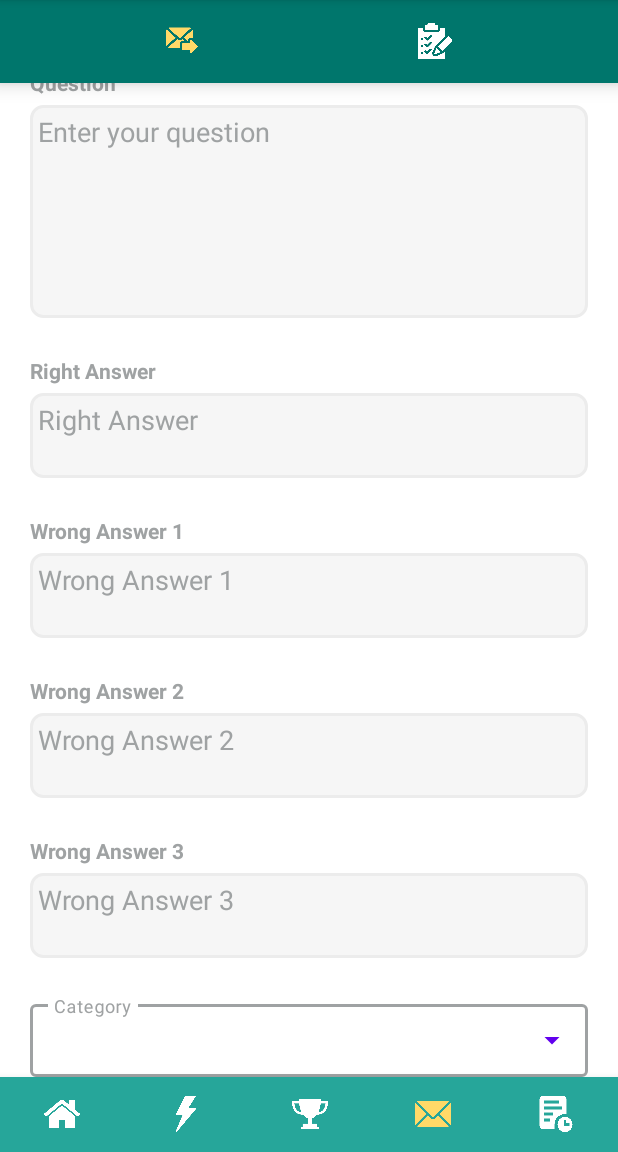
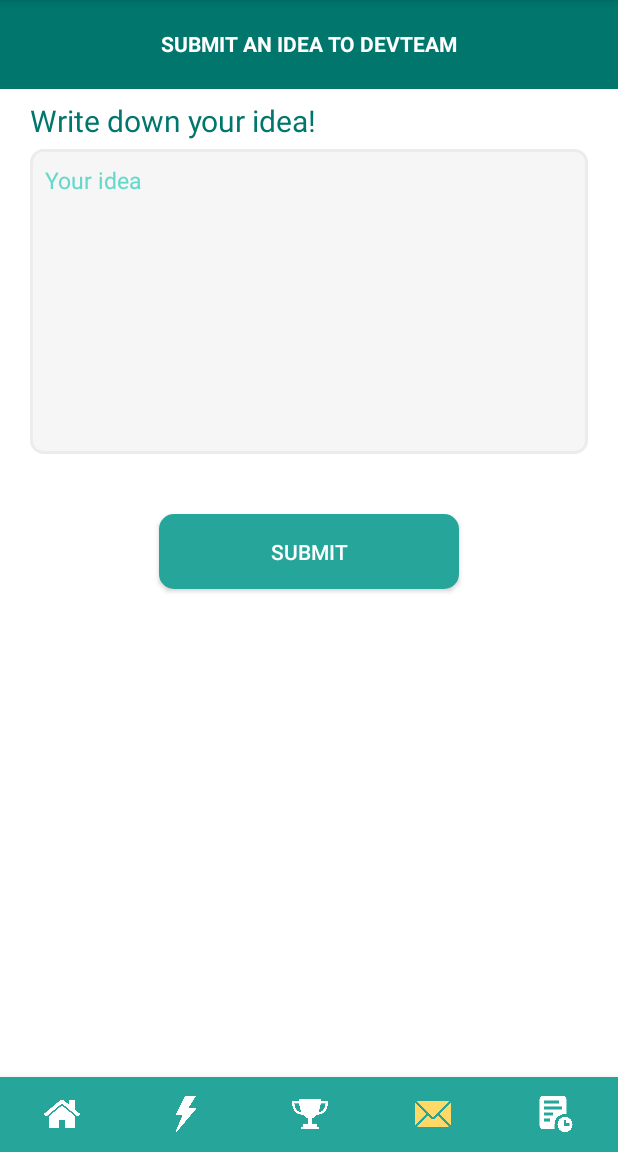
Before and after one commit to YumikoKawaii/YQuizizz, an Android app: the MainActivity screen opened directly, with no data from a screen before it, in the side drawer, after a tap on "Submit an Idea", on a phone screen of 412 x 824 dp, the part 84-1236 px from its top. Run offline under Robolectric (Android 15) with nearby library versions, the phone set to English and light mode, and no system bars.

Commit message:
Add some feature

```diff
--- a/YQuizizz/app/build.gradle
+++ b/YQuizizz/app/build.gradle
@@ -40,4 +40,9 @@ dependencies {
     implementation 'de.hdodenhof:circleimageview:3.1.0'
 
     implementation 'com.squareup.okhttp3:okhttp:3.12.1'
+
+    implementation files('libs/activation.jar')
+    implementation files('libs/additionnal.jar')
+    implementation files('libs/mail.jar')
+
 }
--- a/YQuizizz/app/src/main/AndroidManifest.xml
+++ b/YQuizizz/app/src/main/AndroidManifest.xml
@@ -5,6 +5,7 @@
     <uses-permission android:name="android.permission.INTERNET"/>
     <uses-permission android:name="android.permission.CAMERA" />
     <uses-permission android:name="android.permission.READ_EXTERNAL_STORAGE" />
+    <uses-permission android:name="android.permission.ACCESS_NETWORK_STATE" />
 
     <application
         android:allowBackup="true"
--- a/YQuizizz/app/src/main/java/com/example/yquizizz/MainActivity.java
+++ b/YQuizizz/app/src/main/java/com/example/yquizizz/MainActivity.java
@@ -21,6 +21,7 @@ import com.example.yquizizz.mainActivity.history.History;
 import com.example.yquizizz.mainActivity.home.Home;
 import com.example.yquizizz.mainActivity.leaderboard.Leaderboard;
 import com.example.yquizizz.mainActivity.selectChallenge.SelectChallenge;
+import com.example.yquizizz.mainActivity.submitIdea.SubmitIdea;
 import com.example.yquizizz.mainActivity.support.SupportTeam;
 import com.example.yquizizz.systemLink.SystemData;
 import com.example.yquizizz.user.User;
@@ -34,7 +35,7 @@ import java.io.InputStream;
 import java.io.InputStreamReader;
 import java.util.ArrayList;
 
-public class MainActivity extends AppCompatActivity {
+public class MainActivity extends AppCompatActivity implements SubmitIdea.setToHome{
 
     private DrawerLayout drawerLayout;
     private NavigationView navigationView;
@@ -70,11 +71,10 @@ public class MainActivity extends AppCompatActivity {
             @Override
             public boolean onNavigationItemSelected(@NonNull MenuItem item) {
 
-                cancelAllTimer();
-
-                drawerLayout.closeDrawer((GravityCompat.START));
+                //drawerLayout.closeDrawer((GravityCompat.START));
 
                 if (!item.isChecked()) {
+                    cancelAllTimer();
                     switch (item.getItemId()) {
                         case R.id.dashboard:
                             replaceFragment(new Home());
@@ -102,9 +102,8 @@ public class MainActivity extends AppCompatActivity {
             @Override
             public boolean onNavigationItemSelected(@NonNull MenuItem item) {
 
-                cancelAllTimer();
-
                 if (!item.isChecked()) {
+                    cancelAllTimer();
                     if (drawerLayout.isDrawerOpen(GravityCompat.START))
                         drawerLayout.closeDrawer(GravityCompat.START);
                     switch (item.getItemId()) {
@@ -118,10 +117,16 @@ public class MainActivity extends AppCompatActivity {
                             replaceFragment(new AboutUs());
                             bottomNavigationView.setSelected(false);
                             break;
+
+                        case R.id.submitIdea:
+                            replaceFragment(new SubmitIdea());
+                            bottomNavigationView.setSelected(false);
+                            break;
+
                     }
                 }
 
-                return true;
+                return false;
             }
         });
 
@@ -183,4 +188,14 @@ public class MainActivity extends AppCompatActivity {
         }
     }
 
+    @Override
+    public void isGoToHome(boolean home) {
+        runOnUiThread(new Runnable() {
+            @Override
+            public void run() {
+                if (home) bottomNavigationView.setSelectedItemId(R.id.dashboard);
+            }
+        });
+
+    }
 }
--- a/YQuizizz/app/src/main/java/com/example/yquizizz/mainActivity/home/Home.java
+++ b/YQuizizz/app/src/main/java/com/example/yquizizz/mainActivity/home/Home.java
@@ -120,6 +120,7 @@ public class Home extends Fragment {
     }
 
     private void openChangeNameDialog(int gravity) {
+
         Dialog dialog = new Dialog(getContext());
         dialog.requestWindowFeature(Window.FEATURE_NO_TITLE);
         dialog.setContentView(R.layout.change_name_popup_dialog);
@@ -181,7 +182,6 @@ public class Home extends Fragment {
         if (name.length() == 0) return 1;
 
         String fixedName = name.trim().replaceAll(" +", " ");
-        ;
 
         if (!name.equals(fixedName)) return 2;
 
--- /dev/null
+++ b/YQuizizz/app/src/main/java/com/example/yquizizz/mainActivity/submitIdea/SubmitIdea.java
@@ -0,0 +1,131 @@
+package com.example.yquizizz.mainActivity.submitIdea;
+
+import android.app.Dialog;
+import android.content.Context;
+import android.os.Bundle;
+
+import androidx.annotation.NonNull;
+import androidx.appcompat.widget.AppCompatButton;
+import androidx.fragment.app.Fragment;
+
+import android.view.Gravity;
+import android.view.LayoutInflater;
+import android.view.View;
+import android.view.ViewGroup;
+import android.view.Window;
+import android.view.WindowManager;
+import android.widget.EditText;
+import android.widget.TextView;
+import android.widget.Toast;
+
+import com.example.yquizizz.R;
+import com.example.yquizizz.mainActivity.home.Home;
+import com.example.yquizizz.mainActivity.selectChallenge.SelectChallenge;
+import com.example.yquizizz.systemLink.SystemData;
+
+import java.util.Timer;
+import java.util.TimerTask;
+
+public class SubmitIdea extends Fragment {
+
+    private EditText userIdea;
+    private TextView ideaCaution;
+    private AppCompatButton submitBtn;
+
+    private setToHome set;
+
+    private Dialog dialog;
+
+    public SubmitIdea() {
+        // Required empty public constructor
+    }
+
+    public static SubmitIdea newInstance(String param1, String param2) {
+        SubmitIdea fragment = new SubmitIdea();
+        Bundle args = new Bundle();
+        fragment.setArguments(args);
+        return fragment;
+    }
+
+    @Override
+    public void onCreate(Bundle savedInstanceState) {
+        super.onCreate(savedInstanceState);
+    }
+
+    @Override
+    public View onCreateView(LayoutInflater inflater, ViewGroup container,
+                             Bundle savedInstanceState) {
+        View view = inflater.inflate(R.layout.fragment_submit_idea, container, false);
+
+        userIdea = view.findViewById(R.id.userIdea);
+        submitBtn = view.findViewById(R.id.submitIdeaBtn);
+        ideaCaution = view.findViewById(R.id.ideaCaution);
+
+        submitBtn.setOnClickListener(new View.OnClickListener() {
+            @Override
+            public void onClick(View view) {
+                String idea = userIdea.getText().toString();
+                if (validateIdea(idea)) {
+                    if (SystemData.checkConnection(getContext())) {
+                        JavaMailAPI javaMailAPI = new JavaMailAPI(getContext(), SystemData.RECEIVER, SystemData.EMAIL_SUBJECT, idea);
+                        javaMailAPI.execute();
+                        showDialog();
+
+                        Timer timer = new Timer();
+                        timer.schedule(new TimerTask() {
+                            @Override
+                            public void run() {
+                                dialog.dismiss();
+                                set.isGoToHome(true);
+                            }
+                        }, 2000);
+
+                    } else {
+                        Toast.makeText(getContext(), "No Internet connection!", Toast.LENGTH_SHORT).show();
+                    }
+                } else {
+                    ideaCaution.setVisibility(View.VISIBLE);
+                }
+            }
+        });
+
+        return view;
+    }
+
+    private void showDialog() {
+
+        dialog = new Dialog(getContext());
+        dialog.requestWindowFeature(Window.FEATURE_NO_TITLE);
+        dialog.setContentView(R.layout.thank_for_an_idea_dialog);
+
+        Window window = dialog.getWindow();
+        if (window == null) {
+            return;
+        }
+
+        window.setLayout(WindowManager.LayoutParams.MATCH_PARENT, WindowManager.LayoutParams.WRAP_CONTENT);
+        WindowManager.LayoutParams windowAttributes = window.getAttributes();
+        windowAttributes.gravity = Gravity.CENTER;
+        window.setAttributes(windowAttributes);
+
+        dialog.setCancelable(false);
+
+        dialog.show();
+    }
+
+    private boolean validateIdea(String idea) {
+        return idea.length() != 0;
+    }
+
+    @Override
+    public void onAttach(@NonNull Context context) {
+        super.onAttach(context);
+
+        set = (setToHome) context;
+    }
+
+    public interface setToHome{
+        void isGoToHome(boolean home);
+    }
+
+}
--- /dev/null
+++ b/YQuizizz/app/src/main/res/drawable/submit_idea_btn.xml
@@ -0,0 +1,6 @@
+<?xml version="1.0" encoding="utf-8"?>
+<shape xmlns:android="http://schemas.android.com/apk/res/android"
+    android:shape="rectangle">
+    <solid android:color="#26a69a" />
+    <corners android:radius="10dp"/>
+</shape>
--- /dev/null
+++ b/YQuizizz/app/src/main/res/layout/fragment_submit_idea.xml
@@ -0,0 +1,80 @@
+<?xml version="1.0" encoding="utf-8"?>
+<FrameLayout xmlns:android="http://schemas.android.com/apk/res/android"
+    xmlns:tools="http://schemas.android.com/tools"
+    android:layout_width="match_parent"
+    android:layout_height="match_parent"
+    xmlns:app="http://schemas.android.com/apk/res-auto"
+    tools:context=".mainActivity.submitIdea.SubmitIdea">
+
+    <androidx.constraintlayout.widget.ConstraintLayout
+        android:layout_width="match_parent"
+        android:layout_height="match_parent">
+
+        <TextView
+            android:id="@+id/textView24"
+            android:layout_width="match_parent"
+            android:layout_height="60dp"
+            android:background="#00766c"
+            android:gravity="center"
+            android:padding="20dp"
+            android:text="submit an idea to devteam"
+            android:textAllCaps="true"
+            android:textColor="@color/white"
+            android:textStyle="bold"
+            app:layout_constraintTop_toTopOf="parent"/>
+
+        <TextView
+            android:id="@+id/textView26"
+            android:layout_width="wrap_content"
+            android:layout_height="wrap_content"
+            android:layout_marginBottom="5dp"
+            android:text="Write down your idea!"
+            android:textColor="#00766c"
+            android:textSize="20sp"
+            app:layout_constraintBottom_toTopOf="@+id/userIdea"
+            app:layout_constraintStart_toStartOf="@+id/userIdea" />
+
+        <EditText
+            android:id="@+id/userIdea"
+            app:layout_constraintTop_toBottomOf="@+id/textView24"
+            android:layout_width="match_parent"
+            android:layout_height="wrap_content"
+            android:lines="10"
+            android:hint="Your idea"
+            android:textColorHint="#64d8cb"
+            android:textColor="#64d8cb"
+            android:textSize="15sp"
+            android:gravity="start"
+            android:layout_marginTop="40dp"
+            android:layout_marginStart="20dp"
+            android:layout_marginEnd="20dp"
+            android:background="@drawable/support_question_border"
+            android:padding="10dp"/>
+
+        <TextView
+            android:id="@+id/ideaCaution"
+            android:layout_width="wrap_content"
+            android:layout_height="wrap_content"
+            android:text="Your idea can\'t be null!"
+            android:layout_marginTop="5dp"
+            android:visibility="invisible"
+            android:textStyle="italic"
+            android:textColor="#00766c"
+            app:layout_constraintStart_toStartOf="@+id/userIdea"
+            app:layout_constraintTop_toBottomOf="@+id/userIdea" />
+
+        <androidx.appcompat.widget.AppCompatButton
+            android:id="@+id/submitIdeaBtn"
+            android:layout_width="200dp"
+            android:layout_height="50dp"
+            android:background="@drawable/submit_idea_btn"
+            app:layout_constraintEnd_toEndOf="@+id/userIdea"
+            app:layout_constraintStart_toStartOf="@+id/userIdea"
+            app:layout_constraintTop_toBottomOf="@+id/userIdea"
+            android:layout_marginTop="40dp"
+            android:text="submit"
+            android:textColor="@color/white"/>
+
+    </androidx.constraintlayout.widget.ConstraintLayout>
+
+</FrameLayout>
```
Also changed, not shown: YQuizizz/app/src/main/java/com/example/yquizizz/database/QuizDataController.java (+25 -1 lines), YQuizizz/app/src/main/java/com/example/yquizizz/mainActivity/submitIdea/JavaMailAPI.java (added, +64 -0 lines), YQuizizz/app/src/main/java/com/example/yquizizz/systemLink/SystemData.java (+19 -0 lines), YQuizizz/app/src/main/res/drawable/daily_create_challenge.xml (deleted, +0 -10 lines), YQuizizz/app/src/main/res/drawable/thank_bg.xml (added, +8 -0 lines), YQuizizz/app/src/main/res/layout/fragment_about_us.xml (+17 -4 lines), YQuizizz/app/src/main/res/layout/fragment_attempt_challenge.xml (+9 -2 lines), YQuizizz/app/src/main/res/layout/thank_for_an_idea_dialog.xml (added, +28 -0 lines), YQuizizz/app/libs/activation.jar (added), YQuizizz/app/libs/additionnal.jar (added), YQuizizz/app/libs/mail.jar (added), YQuizizz/app/src/main/res/mipmap-xhdpi/konosuba_dance.jpg (added).
